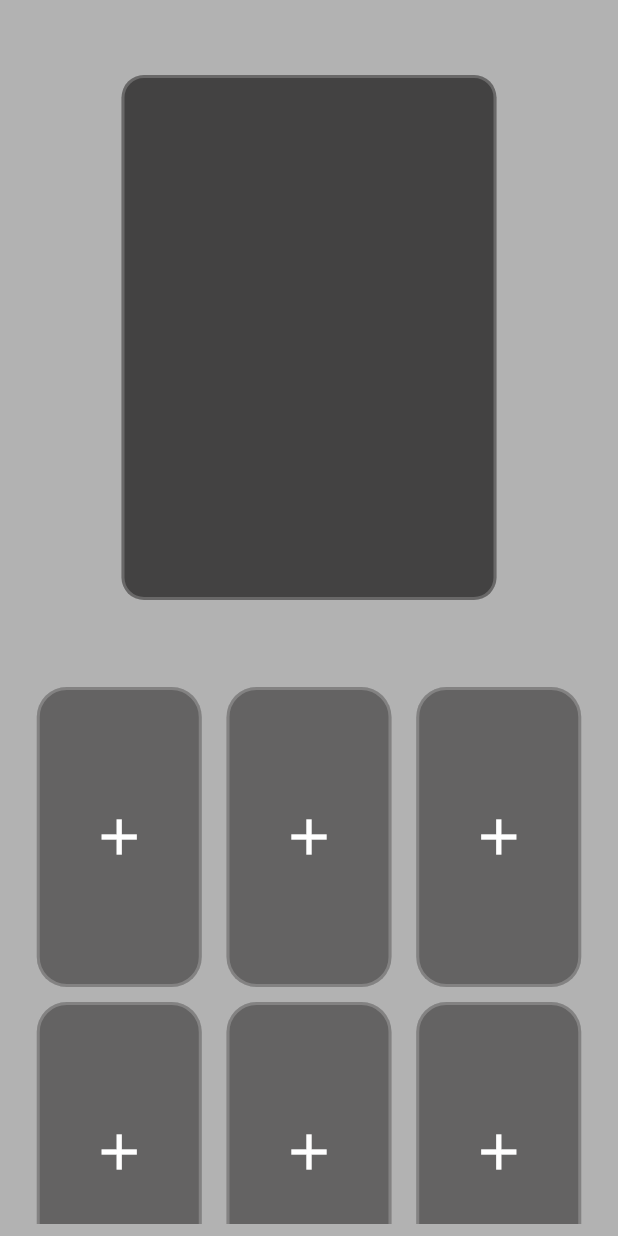
After one commit to LastMasterOfLife/PoketAnimeUltimate, a Flutter app: the VetrinaScreen screen opened directly, on a phone screen of 412 x 824 dp. The commit adds this screen. Run offline on Flutter 3.47's test engine with Material 3 defaults, Android fonts, the phone set to English and light mode, and no system bars; our stand-ins replace carousel_slider, dotted_border; missing offline and left inert: flutter_3d_objects, flutter_tilt; network calls fail.

Commit message:
implementazione base Vetrina_screen.dart

```diff
--- a/lib/Home/Switch_Pack.dart
+++ b/lib/Home/Switch_Pack.dart
@@ -10,6 +10,7 @@ import 'package:poketanime/Componets/Neu_box.dart';
 import 'package:poketanime/Home/HomeScreen.dart';
 import 'package:poketanime/CustomerScaffold/CustomerScaffold_Mission_screen.dart';
 import 'package:poketanime/PescaMistery/Pesca_Misterriosa_screen.dart';
+import 'package:poketanime/Vetrina/Vetrina_screen.dart';
 
 class SwitchPack extends StatefulWidget {
   const SwitchPack({super.key});
@@ -126,7 +127,11 @@ class _SwitchPackState extends State<SwitchPack> {
                       const SizedBox(
                         width: 0,
                       ),
-                      Container(
+                      InkWell(
+                        onTap: (){
+                          Navigator.push(context, MaterialPageRoute(builder: (context)=>VetrinaScreen()));
+                        },
+                        child: Container(
                           width: 100,
                           height: 70,
                           padding: const EdgeInsets.symmetric(horizontal: 5),
@@ -160,6 +165,7 @@ class _SwitchPackState extends State<SwitchPack> {
                                           Border.all(color: terziario, width: 1)),
                                 ),
                               ],
+                            ),
                           ),
                         ),
                       ),
--- /dev/null
+++ b/lib/Vetrina/Vetrina_screen.dart
@@ -0,0 +1,149 @@
+import 'package:flutter/material.dart';
+import 'package:poketanime/Colors.dart';
+
+class VetrinaScreen extends StatefulWidget {
+  const VetrinaScreen({super.key});
+
+  @override
+  State<VetrinaScreen> createState() => _VetrinaScreenState();
+}
+
+class _VetrinaScreenState extends State<VetrinaScreen> {
+  final List<Map<String, dynamic>> items = [];
+  static const double itemHeight = 50.0;
+  static const double itemWidth = 30.0;
+
+  final BorderRadius containerBorderRadius = const BorderRadius.all(Radius.circular(15));
+  final Border containerBorder = Border.all(color: bianco.withOpacity(0.2), width: 2);
+
+  @override
+  Widget build(BuildContext context) {
+    return Scaffold(
+      backgroundColor: nero.withOpacity(0.3),
+      body: Column(
+        crossAxisAlignment: CrossAxisAlignment.center,
+        children: [
+          const SizedBox(height: 50),
+          Center(
+            child: Container(
+              height: 350,
+              width: 250,
+              decoration: BoxDecoration(
+                color: grigio.withOpacity(1.0),
+                borderRadius: containerBorderRadius,
+                border: containerBorder,
+              ),
+            ),
+          ),
+          const SizedBox(height: 50),
+          Expanded(
+            child: Padding(
+              padding: const EdgeInsets.all(8.0),
+              child: Center(
+                child: SingleChildScrollView(
+                  child: Column(
+                    mainAxisAlignment: MainAxisAlignment.center,
+                    children: [
+                      // Prima riga con 3 elementi
+                      Row(
+                        mainAxisAlignment: MainAxisAlignment.spaceEvenly,
+                        children: List.generate(3, (index) {
+                          return Container(
+                            height: 200,
+                            width: 110,
+                            decoration: BoxDecoration(
+                              color: grigio.withOpacity(0.7),
+                              borderRadius: const BorderRadius.all(Radius.circular(20)),
+                              border: containerBorder,
+                            ),
+                            child: const Center(
+                              child: Icon(
+                                Icons.add,
+                                color: bianco,
+                                size: 40,
+                              ),
+                            ),
+                          );
+                        }),
+                      ),
+                      const SizedBox(height: 10), // Spaziatura tra le righe
+
+                      // Seconda riga con 3 elementi
+                      Row(
+                        mainAxisAlignment: MainAxisAlignment.spaceEvenly,
+                        children: List.generate(3, (index) {
+                          return Container(
+                            height: 200,
+                            width: 110,
+                            decoration: BoxDecoration(
+                              color: grigio.withOpacity(0.7),
+                              borderRadius: const BorderRadius.all(Radius.circular(20)),
+                              border: containerBorder,
+                            ),
+                            child: const Center(
+                              child: Icon(
+                                Icons.add,
+                                color: bianco,
+                                size: 40,
+                              ),
+                            ),
+                          );
+                        }),
+                      ),
+                      const SizedBox(height: 10), // Spaziatura tra le righe
+
+                      // Terza riga con 1 elemento centrale
+                      Row(
+                        mainAxisAlignment: MainAxisAlignment.center,
+                        children: [
+                          Container(
+                            height: 200,
+                            width: 110,
+                            decoration: BoxDecoration(
+                              color: grigio.withOpacity(0.7),
+                              borderRadius: const BorderRadius.all(Radius.circular(20)),
+                              border: containerBorder,
+                            ),
+                            child: const Center(
+                              child: Icon(
+                                Icons.add,
+                                color: bianco,
+                                size: 40,
+                              ),
+                            ),
+                          ),
+                        ],
+                      ),
+                      SizedBox(height: 100,),
+                      Padding(
+                        padding: const EdgeInsets.all(16.0),
+                        child: ElevatedButton(
+                          onPressed: () {
+                            Navigator.pop(context);
+                          },
+                          style: ElevatedButton.styleFrom(
+                            shape: const CircleBorder(),
+                            padding: const EdgeInsets.all(30),
+                            backgroundColor: Colors.white,
+                            shadowColor: Colors.blueAccent.withOpacity(1),
+                            elevation: 10,
+                          ),
+                          child: Icon(
+                            Icons.close,
+                            size: 30,
+                            color: grigio,
+                          ),
+                        ),
+                      ),
+                      SizedBox(height: 20,)
+                    ],
+                  ),
+                ),
+              ),
+            ),
+          ),
+        ],
+      ),
+    );
+  }
+}
```
Lines whose indentation alone changed are shown as unchanged.
